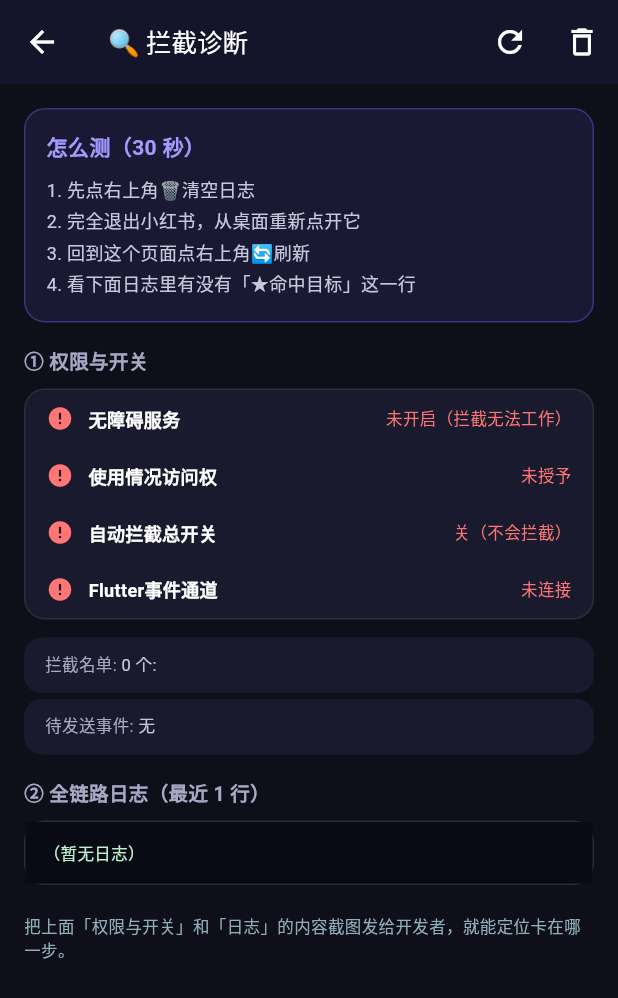
After one commit to yaohui-git/lucid-flutter, a Flutter app: the DiagnosticPage screen opened directly, after a tap on the "delete outline" icon, on a phone screen of 412 x 824 dp. The commit adds this screen. Shown: the top 998 px of the screen. Run offline on Flutter 3.47's test engine with Material 3 defaults, Android fonts, the phone set to English and light mode, and no system bars; our stand-ins replace shared_preferences; accounts and stored records are empty.

Commit message:
feat: v1.4 内置拦截诊断页 + 修复事件链路隐患

```diff
--- a/source/lib/core/bridge.dart
+++ b/source/lib/core/bridge.dart
@@ -78,6 +78,32 @@ class NativeBridge {
     }
   }
 
+  /// 读取原生全链路诊断日志
+  static Future<String> getDiagLog() async {
+    try {
+      final r = await _channel.invokeMethod<String>('getDiagLog');
+      return r ?? '';
+    } on PlatformException {
+      return '';
+    }
+  }
+
+  /// 清空原生诊断日志
+  static Future<void> clearDiagLog() async {
+    await _channel.invokeMethod('clearDiagLog');
+  }
+
+  /// 读取当前链路快照（权限、开关、名单、通道状态）
+  static Future<Map<String, dynamic>> diagSnapshot() async {
+    try {
+      final r = await _channel.invokeMethod<Map<dynamic, dynamic>>('diagSnapshot');
+      if (r == null) return {};
+      return r.map((k, v) => MapEntry<String, dynamic>(k.toString(), v));
+    } on PlatformException {
+      return {};
+    }
+  }
+
   /// 监听「用户打开了目标 APP」事件
   /// [onIntercept] 收到 {package, name}
   static void listenIntercept(void Function(String package, String name) onIntercept) {
--- /dev/null
+++ b/source/lib/pages/diagnostic_page.dart
@@ -0,0 +1,188 @@
+import 'package:flutter/material.dart';
+import '../core/bridge.dart';
+
+/// 拦截链路诊断页：把原生每一环的状态和日志可视化，方便定位「打开目标App没弹窗」的问题。
+class DiagnosticPage extends StatefulWidget {
+  const DiagnosticPage({super.key});
+
+  @override
+  State<DiagnosticPage> createState() => _DiagnosticPageState();
+}
+
+class _DiagnosticPageState extends State<DiagnosticPage> {
+  Map<String, dynamic> _snap = {};
+  String _log = '';
+  bool _loading = false;
+
+  @override
+  void initState() {
+    super.initState();
+    _refresh();
+  }
+
+  Future<void> _refresh() async {
+    setState(() => _loading = true);
+    final snap = await NativeBridge.diagSnapshot();
+    final log = await NativeBridge.getDiagLog();
+    if (!mounted) return;
+    setState(() {
+      _snap = snap;
+      _log = log.isEmpty ? '（暂无日志）' : log;
+      _loading = false;
+    });
+  }
+
+  Future<void> _clear() async {
+    await NativeBridge.clearDiagLog();
+    await _refresh();
+  }
+
+  @override
+  Widget build(BuildContext context) {
+    final access = _snap['accessibilityEnabled'] == true;
+    final usage = _snap['usageAccess'] == true;
+    final auto = _snap['autoIntercept'] == true;
+    final sink = _snap['eventSinkReady'] == true;
+    final List<dynamic> blocked = (_snap['blockedApps'] as List?) ?? [];
+    final pending = (_snap['pendingIntercept'] ?? '').toString();
+
+    return Scaffold(
+      backgroundColor: const Color(0xFF0F0F1A),
+      appBar: AppBar(
+        backgroundColor: const Color(0xFF14142A),
+        title: const Text('🔍 拦截诊断', style: TextStyle(fontSize: 17)),
+        actions: [
+          IconButton(
+            icon: const Icon(Icons.refresh),
+            tooltip: '刷新',
+            onPressed: _refresh,
+          ),
+          IconButton(
+            icon: const Icon(Icons.delete_outline),
+            tooltip: '清空日志',
+            onPressed: _clear,
+          ),
+        ],
+      ),
+      body: SafeArea(
+        child: SingleChildScrollView(
+          padding: const EdgeInsets.all(16),
+          child: Column(
+            crossAxisAlignment: CrossAxisAlignment.stretch,
+            children: [
+              _guideCard(),
+              const SizedBox(height: 16),
+              _section('① 权限与开关', [
+                _row('无障碍服务', access, access ? '已开启' : '未开启（拦截无法工作）'),
+                _row('使用情况访问权', usage, usage ? '已授予' : '未授予'),
+                _row('自动拦截总开关', auto, auto ? '开' : '关（不会拦截）'),
+                _row('Flutter事件通道', sink, sink ? '已连接' : '未连接'),
+              ]),
+              const SizedBox(height: 12),
+              _infoRow('拦截名单', '${blocked.length} 个: ${blocked.join(', ')}'),
+              const SizedBox(height: 4),
+              _infoRow('待发送事件', pending.isEmpty ? '无' : pending),
+              const SizedBox(height: 16),
+              _section('② 全链路日志（最近 ${_log.contains('\n') ? _log.split('\n').length : 1} 行）', [
+                Container(
+                  width: double.infinity,
+                  padding: const EdgeInsets.all(12),
+                  color: const Color(0xFF0A0A14),
+                  child: SelectableText(
+                    _log,
+                    style: const TextStyle(
+                      fontFamily: 'monospace',
+                      fontSize: 11,
+                      color: Color(0xFFB8F5D0),
+                      height: 1.5,
+                    ),
+                  ),
+                ),
+              ]),
+              const SizedBox(height: 20),
+              const Text(
+                '把上面「权限与开关」和「日志」的内容截图发给开发者，就能定位卡在哪一步。',
+                style: TextStyle(fontSize: 11, color: Color(0xFF8FB0B8)),
+              ),
+            ],
+          ),
+        ),
+      ),
+    );
+  }
+
+  Widget _guideCard() {
+    return Container(
+      padding: const EdgeInsets.all(14),
+      decoration: BoxDecoration(
+        color: const Color(0xFF6C5CE7).withOpacity(0.12),
+        borderRadius: BorderRadius.circular(14),
+        border: Border.all(color: const Color(0xFF6C5CE7).withOpacity(0.4)),
+      ),
+      child: Column(
+        crossAxisAlignment: CrossAxisAlignment.start,
+        children: const [
+          Text('怎么测（30 秒）', style: TextStyle(fontSize: 14, fontWeight: FontWeight.bold, color: Color(0xFFA29BFE))),
+          SizedBox(height: 8),
+          Text(
+            '1. 先点右上角🗑️清空日志\n'
+            '2. 完全退出小红书，从桌面重新点开它\n'
+            '3. 回到这个页面点右上角🔄刷新\n'
+            '4. 看下面日志里有没有「★命中目标」这一行',
+            style: TextStyle(fontSize: 12, color: Color(0xFFC8C8DC), height: 1.7),
+          ),
+        ],
+      ),
+    );
+  }
+
+  Widget _section(String title, List<Widget> children) {
+    return Column(
+      crossAxisAlignment: CrossAxisAlignment.stretch,
+      children: [
+        Text(title, style: const TextStyle(fontSize: 13, fontWeight: FontWeight.bold, color: Color(0xFFA8A8C4))),
+        const SizedBox(height: 8),
+        Container(
+          decoration: BoxDecoration(
+            color: const Color(0xFF1A1A2E),
+            borderRadius: BorderRadius.circular(14),
+            border: Border.all(color: Colors.white.withOpacity(0.08)),
+          ),
+          child: Column(crossAxisAlignment: CrossAxisAlignment.stretch, children: children),
+        ),
+      ],
+    );
+  }
+
+  Widget _row(String label, bool ok, String status) {
+    return Padding(
+      padding: const EdgeInsets.symmetric(horizontal: 14, vertical: 10),
+      child: Row(
+        children: [
+          Icon(ok ? Icons.check_circle : Icons.error, size: 18, color: ok ? const Color(0xFF00B894) : const Color(0xFFFF7675)),
+          const SizedBox(width: 10),
+          Text(label, style: const TextStyle(fontSize: 12, fontWeight: FontWeight.bold)),
+          const Spacer(),
+          Text(status, style: TextStyle(fontSize: 11, color: ok ? const Color(0xFF00B894) : const Color(0xFFFF7675))),
+        ],
+      ),
+    );
+  }
+
+  Widget _infoRow(String label, String value) {
+    return Container(
+      padding: const EdgeInsets.symmetric(horizontal: 14, vertical: 10),
+      decoration: BoxDecoration(
+        color: const Color(0xFF1A1A2E),
+        borderRadius: BorderRadius.circular(12),
+      ),
+      child: Row(
+        crossAxisAlignment: CrossAxisAlignment.start,
+        children: [
+          Text('$label: ', style: const TextStyle(fontSize: 11, color: Color(0xFFA8A8C4))),
+          Expanded(child: Text(value, style: const TextStyle(fontSize: 11, color: Color(0xFFC8C8DC)))),
+        ],
+      ),
+    );
+  }
+}
--- a/source/pubspec.yaml
+++ b/source/pubspec.yaml
@@ -3,7 +3,7 @@ description: "清醒兽 · Lucid — 把少刷手机变成养脑宠物"
 publish_to: 'none'
 
 # 版本号，打包时按需修改
-version: 1.3.0+4
+version: 1.4.0+5
 
 environment:
   sdk: '>=3.0.0 <4.0.0'
```
Also changed, not shown: source/lib/main.dart (+25 -1 lines), source/lib/pages/settings_page.dart (+33 -0 lines), 2 other files.
